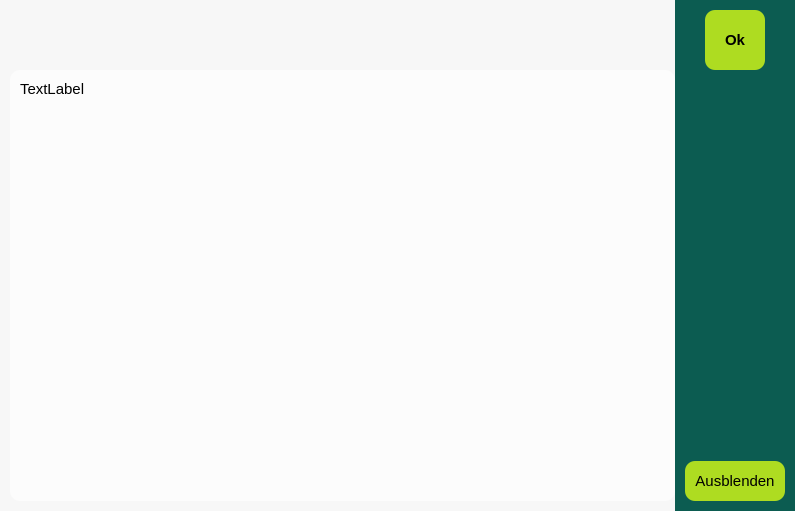
This is views/error.ui in FlorianZasa/capza as Qt 5 draws it before an edit. The edited form follows.
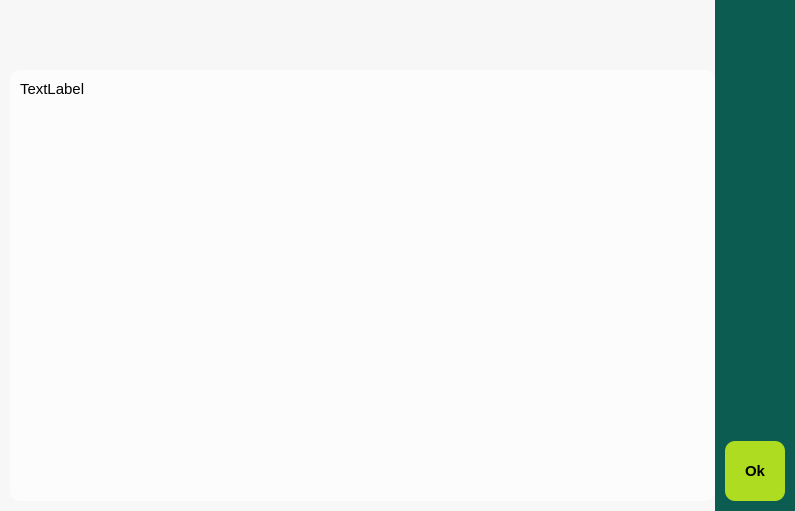
This is the edited form. Icons and pictures are not drawn.

Commit message: Error: Always close the error

Patch:
```diff
--- a/views/error.ui
+++ b/views/error.ui
@@ -170,7 +170,20 @@
       <property name="bottomMargin">
        <number>10</number>
       </property>
-      <item alignment="Qt::AlignHCenter|Qt::AlignTop">
+      <item>
+       <spacer name="verticalSpacer">
+        <property name="orientation">
+         <enum>Qt::Vertical</enum>
+        </property>
+        <property name="sizeHint" stdset="0">
+         <size>
+          <width>20</width>
+          <height>40</height>
+         </size>
+        </property>
+       </spacer>
+      </item>
+      <item>
        <widget class="QPushButton" name="close_error_info_btn">
         <property name="sizePolicy">
          <sizepolicy hsizetype="Fixed" vsizetype="Fixed">
@@ -202,43 +215,6 @@
         </property>
        </widget>
       </item>
-      <item>
-       <spacer name="verticalSpacer">
-        <property name="orientation">
-         <enum>Qt::Vertical</enum>
-        </property>
-        <property name="sizeHint" stdset="0">
-         <size>
-          <width>20</width>
-          <height>40</height>
-         </size>
-        </property>
-       </spacer>
-      </item>
-      <item>
-       <widget class="QPushButton" name="delete_error_btn">
-        <property name="minimumSize">
-         <size>
-          <width>100</width>
-          <height>40</height>
-         </size>
-        </property>
-        <property name="font">
-         <font>
-          <family>Leelawadee UI</family>
-          <pointsize>11</pointsize>
-         </font>
-        </property>
-        <property name="styleSheet">
-         <string notr="true">background-color: #AEDC21;
-border-radius: 10px;
-text-align:center;</string>
-        </property>
-        <property name="text">
-         <string>Ausblenden</string>
-        </property>
-       </widget>
-      </item>
      </layout>
     </widget>
    </item>
```
The commit also changes 19 other files.
